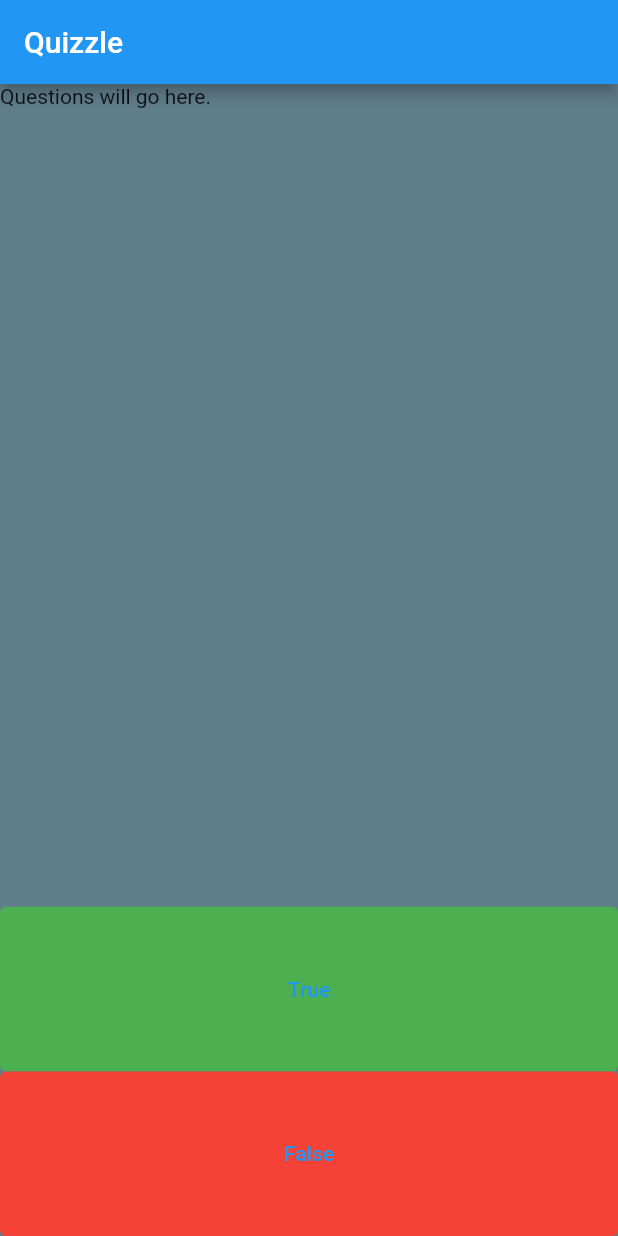
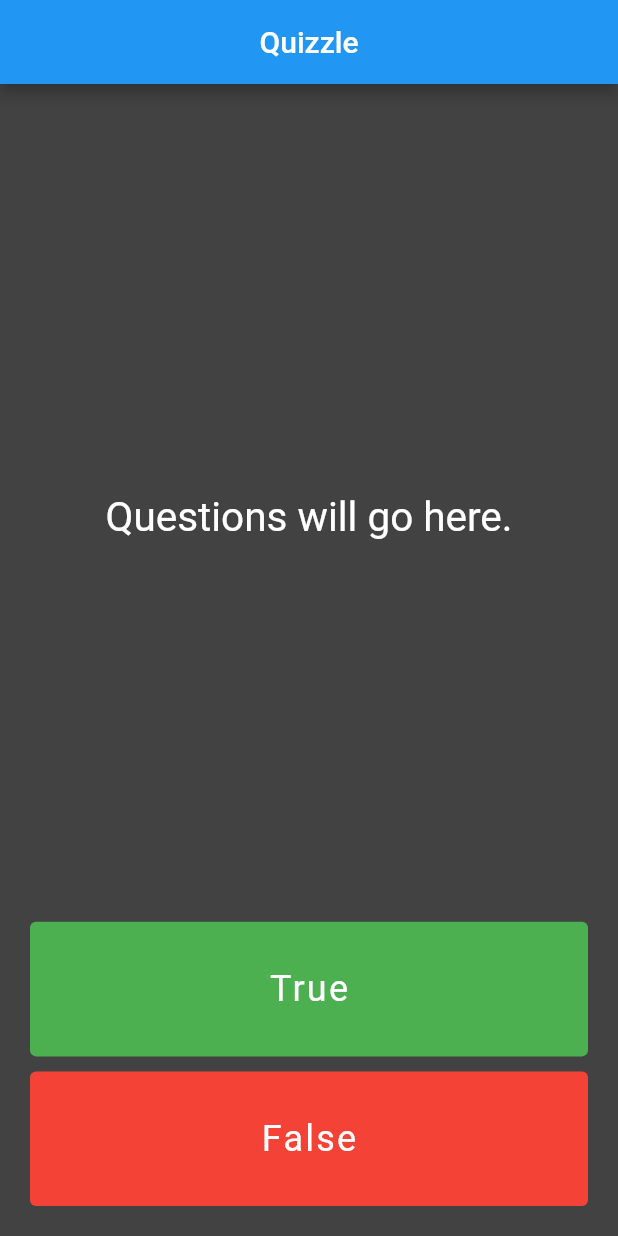
Before and after one commit to Jhay4Julian/quizzle_flutter, a Flutter app: the screen it shows after launch, on a phone screen of 412 x 824 dp. Run offline on Flutter 3.47's test engine with Material 2 defaults, Android fonts, the phone set to English and light mode, and no system bars.

Commit message:
updated the properties of the widgets

```diff
--- a/lib/main.dart
+++ b/lib/main.dart
@@ -13,13 +13,10 @@ class Quizzle extends StatelessWidget {
     return MaterialApp(
         debugShowCheckedModeBanner: false,
         title: 'Quizzle',
-        theme: ThemeData(
-          primarySwatch: Colors.blue,
-        ),
         home: Scaffold(
-          backgroundColor: Colors.blueGrey,
+          backgroundColor: Colors.grey.shade800,
           appBar: AppBar(
-            title: const Text('Quizzle'),
+            title: const Center(child: Text('Quizzle')),
           ),
           body: const QuizPage(),
         ));
@@ -48,11 +45,24 @@ class _QuizPageState extends State<QuizPage> {
 
   @override
   Widget build(BuildContext context) {
-    return Column(
+    return Padding(
+      padding: const EdgeInsets.all(20.0),
+      child: Column(
         crossAxisAlignment: CrossAxisAlignment.stretch,
-      mainAxisAlignment: MainAxisAlignment.center,
+        mainAxisAlignment: MainAxisAlignment.spaceBetween,
         children: [
-        const Expanded(flex: 5, child: Text('Questions will go here.')),
+          const Expanded(
+            flex: 6,
+            child: Center(
+              child: Text(
+                'Questions will go here.',
+                textAlign: TextAlign.center,
+                style: TextStyle(
+                  fontSize: 27.0,
+                  color: Colors.white,
+                )
+                ),
+            )),
           Expanded(
             child: TextButton(
               onPressed: () {
@@ -60,16 +70,25 @@ class _QuizPageState extends State<QuizPage> {
                   scoreKeeper.add(const Icon(Icons.check, color: Colors.green));
                 });
               },
-            child: const Text('True'),
+              child: const Text(
+                'True',
+                style: TextStyle(fontSize: 24.0, color: Colors.white, fontWeight: FontWeight.w400, letterSpacing: 1.5),
+              ),
               style: TextButton.styleFrom(backgroundColor: Colors.green),
             ),
           ),
+          const SizedBox(height: 10),
           Expanded(
             child: TextButton(
               onPressed: () {
+                setState(() {
                   const Icon(Icons.clear, color: Colors.red);
+                });
               },
-            child: const Text('False'),
+              child: const Text(
+                'False',
+                style: TextStyle(fontSize: 24.0, color: Colors.white, fontWeight: FontWeight.w400, letterSpacing: 1.5),
+              ),
               style: TextButton.styleFrom(backgroundColor: Colors.red),
             ),
           ),
@@ -77,6 +96,7 @@ class _QuizPageState extends State<QuizPage> {
             children: scoreKeeper,
           ),
         ],
+      ),
     );
   }
 }
```
Lines whose indentation alone changed are shown as unchanged.
